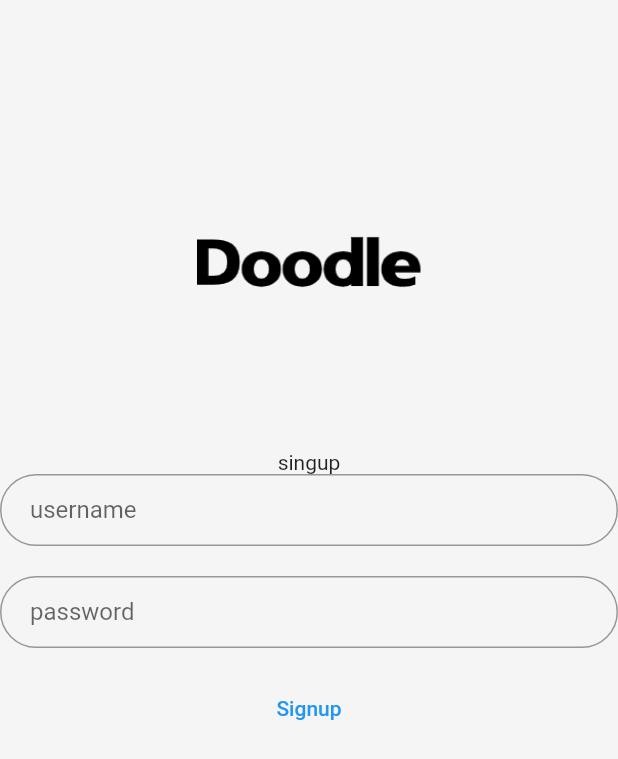
After one commit to alisaadati97/barname-kon, a Flutter app: the SignupPage screen opened by its route, on a phone screen of 412 x 824 dp. The commit adds this screen. Shown: the top 759 px of the screen. Run offline on Flutter 3.47's test engine with Material 2 defaults, Android fonts, the phone set to English and light mode, and no system bars.

Commit message:
make signup.dart and setting routse for homepage

```diff
--- a/doodle/lib/main.dart
+++ b/doodle/lib/main.dart
@@ -1,9 +1,14 @@
 import 'package:flutter/material.dart';
 import "login.dart";
+import "signup.dart";
 
 void main() {
   runApp(MaterialApp(
-    home: HomePage(),
+    initialRoute: '/',
+    routes: {
+      '/': (context) => HomePage(),
+      '/signup': (context) => SignupPage(),
+    },
   ));
 }
 
--- /dev/null
+++ b/doodle/lib/signup.dart
@@ -0,0 +1,80 @@
+import 'package:flutter/material.dart';
+
+class SignupPage extends StatefulWidget {
+  @override
+  _SignupPageState createState() => _SignupPageState();
+}
+
+class _SignupPageState extends State<SignupPage> {
+  String usernamefield = "";
+  String passwordfield = "";
+
+  final logo = Image.asset(
+    "assets/doodle.png",
+    height: 150,
+    width: 220,
+  );
+
+  @override
+  Widget build(BuildContext context) {
+    final username = TextFormField(
+      autofocus: false,
+      onChanged: (String value) {
+        usernamefield = value;
+      },
+      keyboardType: TextInputType.text,
+      decoration: InputDecoration(
+        hintText: 'username',
+        contentPadding: EdgeInsets.fromLTRB(20.0, 10.0, 20.0, 10.0),
+        border: OutlineInputBorder(borderRadius: BorderRadius.circular(32.0)),
+      ),
+    );
+
+    final password = TextFormField(
+      autofocus: false,
+      onChanged: (String value) {
+        passwordfield = value;
+      },
+      obscureText: true,
+      decoration: InputDecoration(
+        hintText: 'password',
+        contentPadding: EdgeInsets.fromLTRB(20.0, 10.0, 20.0, 10.0),
+        border: OutlineInputBorder(borderRadius: BorderRadius.circular(32.0)),
+      ),
+    );
+
+    return Scaffold(
+      backgroundColor: Colors.grey[100],
+      body: SafeArea(
+        child: Center(
+            child: Column(
+          children: [
+            SizedBox(
+              height: 100,
+            ),
+            logo,
+            SizedBox(
+              height: 50,
+            ),
+            Text("singup"),
+            username,
+            SizedBox(
+              height: 20,
+            ),
+            password,
+            Padding(
+              padding: EdgeInsets.symmetric(vertical: 16.0),
+              child: TextButton(
+                onPressed: () {
+                  print(usernamefield);
+                  print(passwordfield);
+                },
+                child: Text("Signup"),
+              ),
+            ),
+          ],
+        )),
+      ),
+    );
+  }
+}
```
